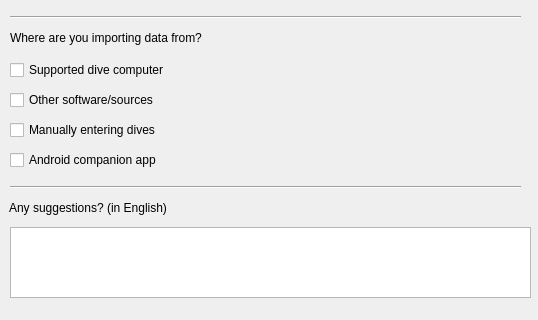
The window that qt-ui/usersurvey.ui (subsurface/subsurface) describes before a commit, drawn with Qt 5; both pictures show x 0 to 538 and y 213 to 533 of the 538 by 714 pixel window.
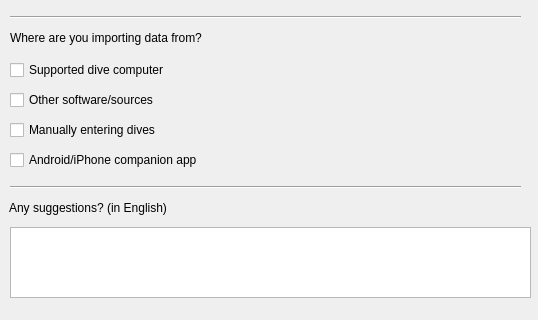
The same window after the commit.

Commit message:
Include iPhone companion app to user survey
We should mention the iPhone companion app either alongside the Android
app or at its own line if more precise information is wanted. I suppose
this text change should be enough as we should get more precise
statistics of usage of these apps from the server logs.

The edit to the form file:
```diff
--- a/qt-ui/usersurvey.ui
+++ b/qt-ui/usersurvey.ui
@@ -138,7 +138,7 @@
     </rect>
    </property>
    <property name="text">
-    <string>Android companion app</string>
+   <string>Android/iPhone companion app</string>
    </property>
   </widget>
   <widget class="QLabel" name="label_3">
```
